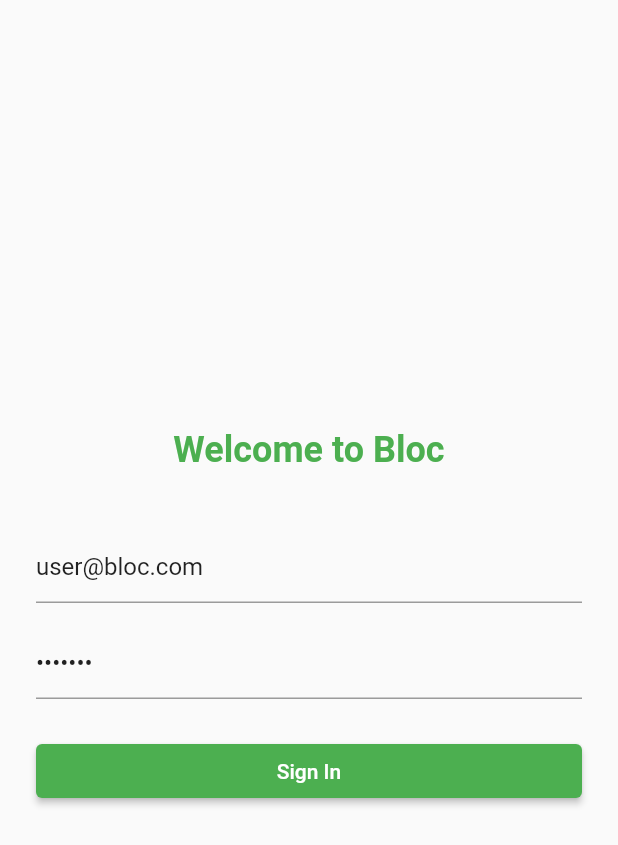
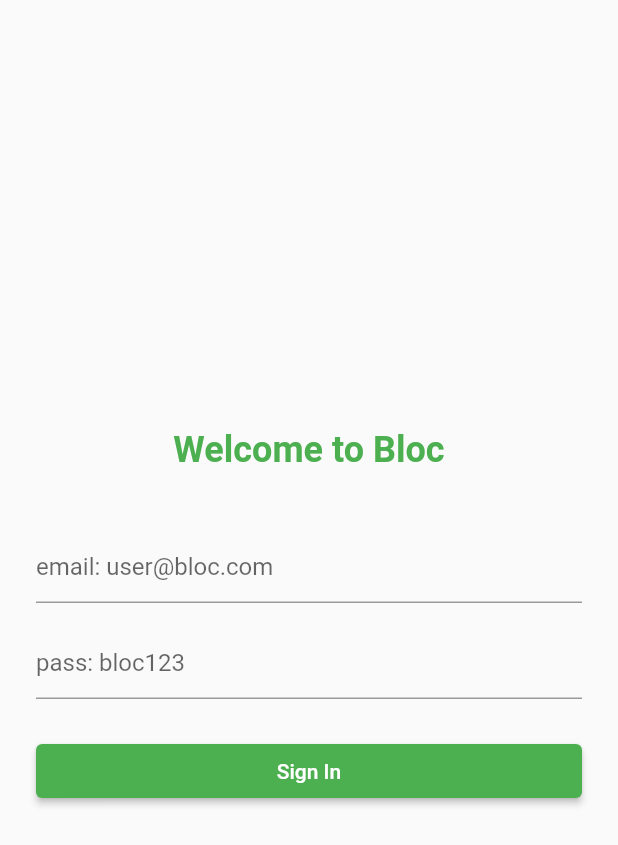
Before and after one commit to IsaacGuiotto/bloc_stack_meeting, a Flutter app: the screen it shows after launch, on a phone screen of 412 x 824 dp. Shown: the top 845 px of the screen. Run offline on Flutter 3.47's test engine with Material 2 defaults, Android fonts, the phone set to English and light mode, and no system bars; our stand-ins replace bloc, equatable, firebase_auth, firebase_core, flutter_bloc; accounts and stored records are empty.

Commit message:
little change

```diff
--- a/lib/features/login/view/login_page.dart
+++ b/lib/features/login/view/login_page.dart
@@ -5,10 +5,8 @@ import 'package:flutter_bloc/flutter_bloc.dart';
 class LoginPage extends StatelessWidget {
   LoginPage({Key? key}) : super(key: key);
 
-  final TextEditingController _emailTextController =
-      TextEditingController(text: "user@bloc.com");
-  final TextEditingController _passTextController =
-      TextEditingController(text: "bloc123");
+  final TextEditingController _emailTextController = TextEditingController();
+  final TextEditingController _passTextController = TextEditingController();
 
   @override
   Widget build(BuildContext context) {
@@ -31,7 +29,7 @@ class LoginPage extends StatelessWidget {
                 controller: _emailTextController,
                 cursorColor: Colors.green,
                 decoration: const InputDecoration(
-                  hintText: "Email",
+                  hintText: "email: user@bloc.com",
                   focusedBorder: UnderlineInputBorder(
                       borderSide: BorderSide(color: Colors.green)),
                   border: UnderlineInputBorder(
@@ -47,7 +45,7 @@ class LoginPage extends StatelessWidget {
                 cursorColor: Colors.green,
                 obscureText: true,
                 decoration: const InputDecoration(
-                  hintText: "Password",
+                  hintText: "pass: bloc123",
                   focusedBorder: UnderlineInputBorder(
                       borderSide: BorderSide(color: Colors.green)),
                   border: UnderlineInputBorder(
```
